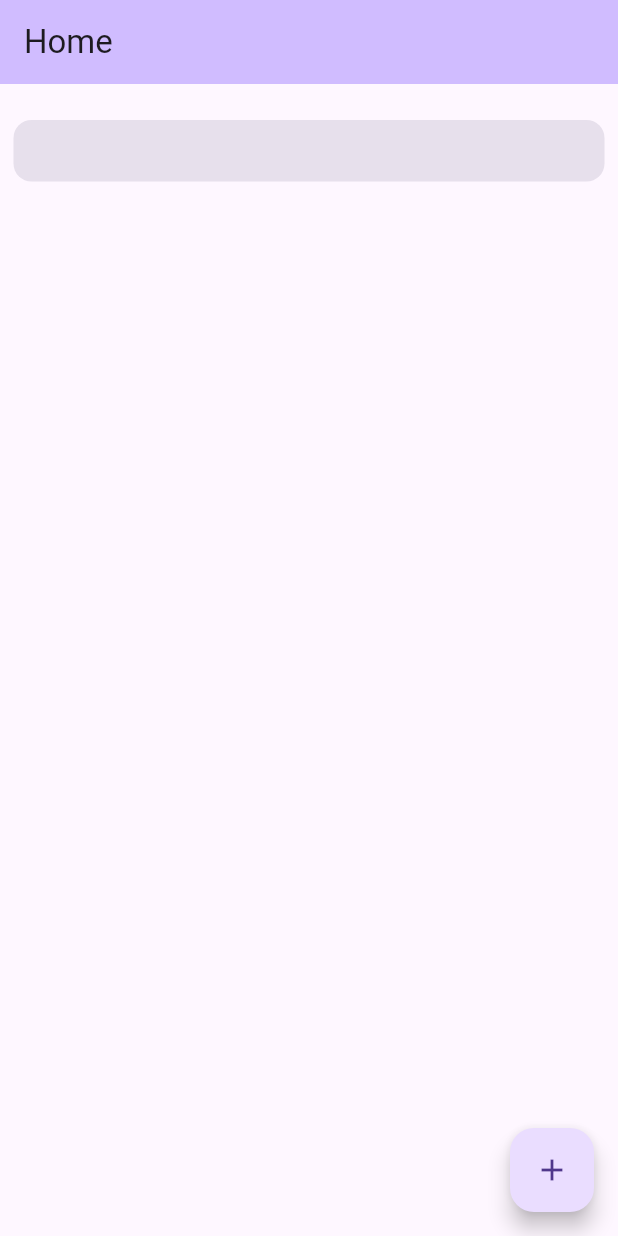
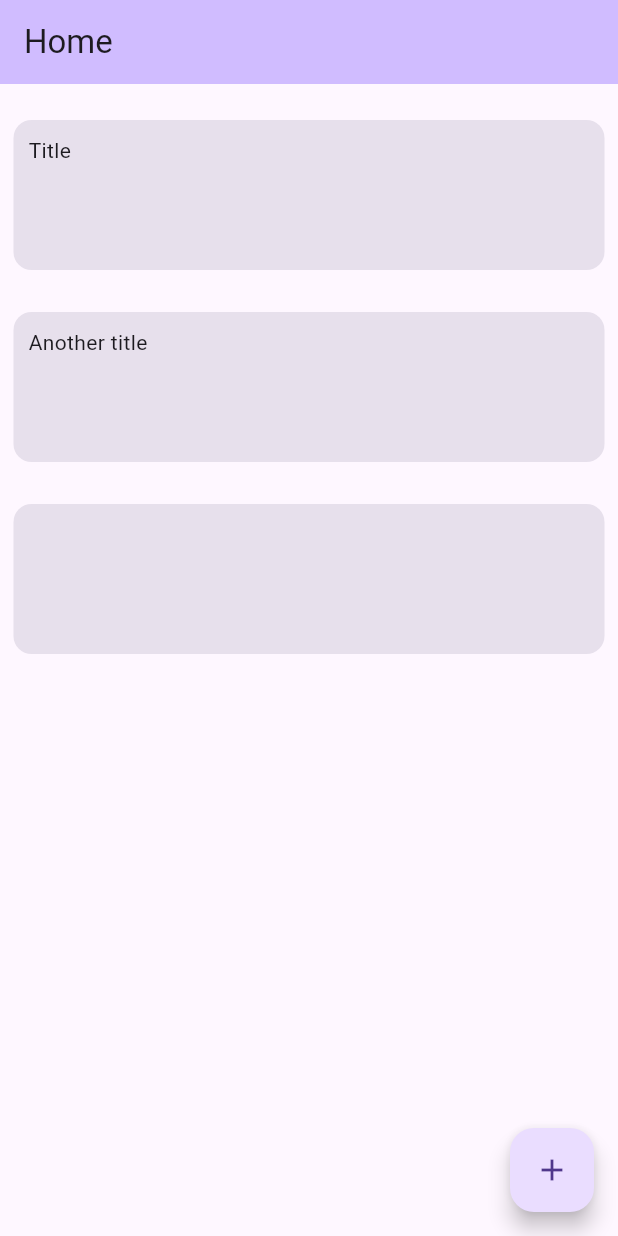
Before and after one commit to r280822a/my_notes, a Flutter app: the screen it shows after launch, after a tap on the "add" icon, on a phone screen of 412 x 824 dp. Run offline on Flutter 3.47's test engine with Material 2 defaults, Android fonts, the phone set to English and light mode, and no system bars.

Commit message:
Added note page, allowing you to enter titles/notes in it

```diff
--- a/lib/main.dart
+++ b/lib/main.dart
@@ -1,5 +1,6 @@
 import 'package:flutter/material.dart';
 import 'package:my_notes/pages/home.dart';
+import 'package:my_notes/pages/note.dart';
 
 void main() {
   runApp(const MyApp());
@@ -13,7 +14,15 @@ class MyApp extends StatelessWidget {
   Widget build(BuildContext context) {
     return MaterialApp(
       theme: ThemeData(useMaterial3: true),
-      home: const Home(),
+      routes: {
+        "/": (context) => const Home(),
+        "/note":(context) => const Note(),
+      },
     );
   }
 }
+
+List<List<String>> notes = [
+  ["Title", "This is a note"],
+  ["Another title", "this is another note"]
+];
--- a/lib/pages/home.dart
+++ b/lib/pages/home.dart
@@ -1,4 +1,5 @@
 import 'package:flutter/material.dart';
+import 'package:my_notes/main.dart';
 
 class Home extends StatefulWidget {
   const Home({super.key});
@@ -8,11 +9,10 @@ class Home extends StatefulWidget {
 }
 
 class _HomeState extends State<Home> {
-  List<Widget> notes = [];
-
   void addNote(){
-    setState(() {});
-    notes.add(const Note());
+    setState(() {
+      notes.add(["",""]);
+    });
   }
 
   @override
@@ -28,7 +28,28 @@ class _HomeState extends State<Home> {
         child: ListView.builder(
           itemCount: notes.length,
           itemBuilder: (_, index) {
-            return notes[index];
+            return Padding(
+              padding: const EdgeInsets.fromLTRB(5, 20, 5, 0),
+              child: GestureDetector(
+                onTap: () async {
+                  await Navigator.pushNamed(
+                    context,
+                    "/note",
+                    arguments: index,
+                  );
+                  setState(() {});
+                },
+                child: Card(
+                  elevation: 0,
+                  color: Theme.of(context).colorScheme.surfaceVariant,
+                  child: Container(
+                    height: 100,
+                    padding: const EdgeInsets.all(10.0),
+                    child: Text(notes[index][0])
+                  )
+                ),
+              ),
+            );
           },
         ),
       ),
@@ -42,8 +63,8 @@ class _HomeState extends State<Home> {
 }
 
 
-class Note extends StatelessWidget {
-  const Note({super.key});
+class Note1 extends StatelessWidget {
+  const Note1({super.key});
 
   @override
   Widget build(BuildContext context) {
@@ -53,6 +74,8 @@ class Note extends StatelessWidget {
         elevation: 0,
         color: Theme.of(context).colorScheme.surfaceVariant,
         child: Container(
+          height: 100,
+          width: 100,
           padding: const EdgeInsets.all(10.0),
           child: EditableText(
             focusNode: FocusNode(),
```
Also changed, not shown: lib/pages/note.dart (added, +54 -0 lines).
